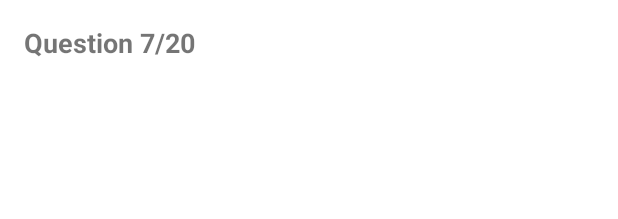
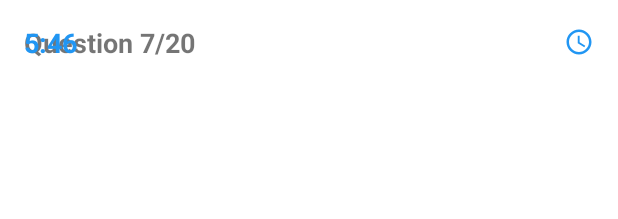
Before and after one commit to Vincent-48/Solocode, an Android app: the layout activity_quiz.xml on its own in the app's theme, with its tools: preview values and no code run, on a phone screen of 412 x 824 dp. Shown: the top 219 px of the screen. Run offline under Robolectric (Android 15) with nearby library versions, the phone set to English and light mode, and no system bars.

Commit message:
initial commit

```diff
--- a/app/src/main/res/layout/activity_quiz.xml
+++ b/app/src/main/res/layout/activity_quiz.xml
@@ -20,6 +20,20 @@
             android:textSize="18sp"
             android:layout_centerVertical="true"
             />
+        <ImageView
+            android:layout_width="20dp"
+            android:layout_height="20dp"
+            android:src="@drawable/icon_timer"
+            app:tint="@color/blue"
+            android:layout_alignParentEnd="true"
+            android:layout_centerVertical="true"/>
+        <TextView
+            android:layout_width="wrap_content"
+            android:layout_height="wrap_content"
+            tools:text="5:46"
+            android:textSize="18sp"
+            android:textStyle="bold"
+            android:textColor="@color/blue"/>
     </RelativeLayout>
 
 </LinearLayout>
```
